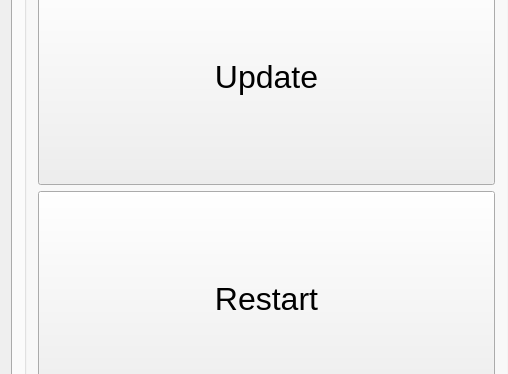
Above: mainwindow.ui from Maeyanie/showercap before the change; both pictures show x 0 to 508 and y 109 to 483 of the 1024 by 600 pixel window. Below: the same form after it.
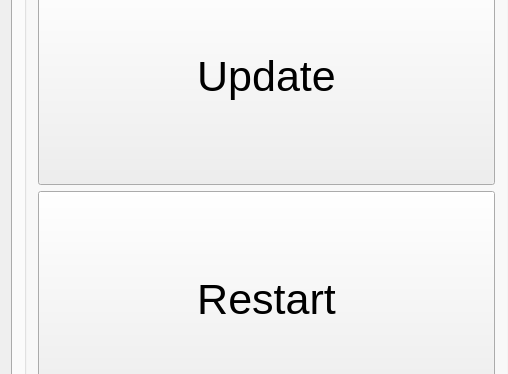
That is the form after the change. The open tabs and pages were chosen to show the change.

Commit message: Add some debug printfs to help figure out why this whole sync thing still isn't working.

```diff
--- a/mainwindow.ui
+++ b/mainwindow.ui
@@ -742,6 +742,11 @@
                <verstretch>0</verstretch>
               </sizepolicy>
              </property>
+             <property name="font">
+              <font>
+               <pointsize>32</pointsize>
+              </font>
+             </property>
              <property name="text">
               <string>Restart</string>
              </property>
@@ -755,6 +760,11 @@
                <verstretch>0</verstretch>
               </sizepolicy>
              </property>
+             <property name="font">
+              <font>
+               <pointsize>32</pointsize>
+              </font>
+             </property>
              <property name="text">
               <string>Update</string>
              </property>
```
Left out of the diff: 2 changed lines with no effect on the pictures. The commit also changes 1 other file.
